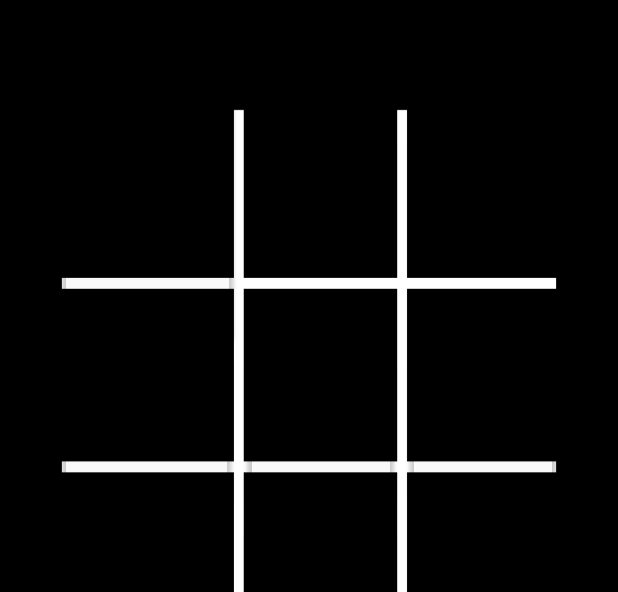
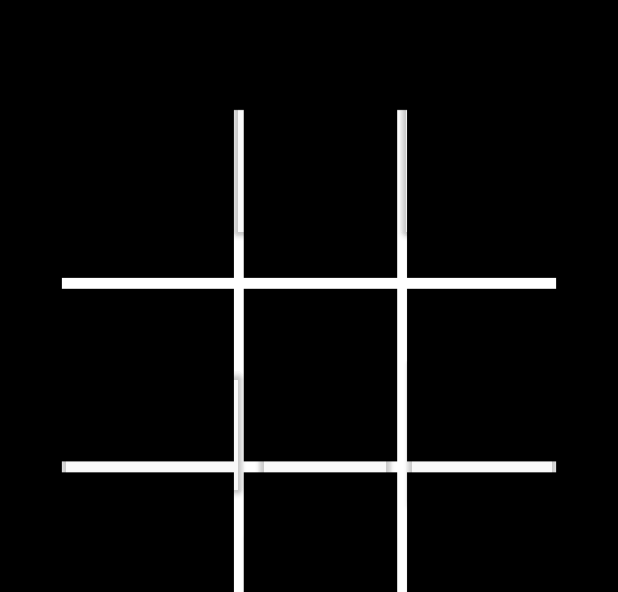
Before and after one commit to Dvendeb/AplicacionJuegoGato, an Android app: the layout activity_main2.xml on its own in the app's theme, with its tools: preview values and no code run, on a phone screen of 412 x 824 dp. Shown: the part 308-900 px from the top of the screen. Run offline under Robolectric (Android 15) with nearby library versions, the phone set to English and light mode, and no system bars.

Commit message:
Ya ahora si el bueno
Sin botones chuequitos xd

```diff
--- a/JuegoGato/app/src/main/java/com/example/juegogato/MainActivity2.java
+++ b/JuegoGato/app/src/main/java/com/example/juegogato/MainActivity2.java
@@ -319,7 +319,7 @@ public class MainActivity2 extends AppCompatActivity {
         || gato[2][0]=="x" && gato[2][1]=="x" && gato[2][2]=="x" || gato[0][0]=="x" && gato[1][0]=="x" && gato[2][0]=="x"
         || gato[0][1]=="x" && gato[1][1]=="x" && gato[2][1]=="x" || gato[0][2]=="x" && gato[1][2]=="x" && gato[2][2]=="x"
         || gato[0][0]=="x" && gato[1][1]=="x" && gato[2][2]=="x" || gato[0][2]=="x" && gato[1][1]=="x" && gato[2][0]=="x"){
-            winner.setText("el ganador es "+nameTwo);
+            winner.setText("El ganador es "+nameTwo);
             diseableButtons(view);
         }
 
--- a/JuegoGato/app/src/main/res/layout/activity_main2.xml
+++ b/JuegoGato/app/src/main/res/layout/activity_main2.xml
@@ -26,19 +26,18 @@
         android:layout_width="0dp"
         android:layout_height="0dp"
         android:layout_marginStart="41dp"
-        android:layout_marginTop="247dp"
         android:layout_marginEnd="41dp"
         android:layout_marginBottom="115dp"
         android:orientation="horizontal"
         app:layout_constraintBottom_toTopOf="@+id/linearLayout4"
         app:layout_constraintEnd_toEndOf="parent"
         app:layout_constraintStart_toStartOf="parent"
-        app:layout_constraintTop_toTopOf="parent">
+        app:layout_constraintTop_toBottomOf="@+id/txtWinner">
 
         <Button
             android:id="@+id/btnA1"
-            android:layout_width="105dp"
-            android:layout_height="match_parent"
+            android:layout_width="103dp"
+            android:layout_height="114dp"
             android:layout_weight="1"
             android:backgroundTint="@color/cardview_shadow_end_color"
             android:onClick="onclickAU"
@@ -51,8 +50,8 @@
 
         <Button
             android:id="@+id/btnA2"
-            android:layout_width="wrap_content"
-            android:layout_height="99dp"
+            android:layout_width="101dp"
+            android:layout_height="143dp"
             android:layout_weight="1"
             android:backgroundTint="@color/cardview_shadow_end_color"
             android:onClick="onclickAD"
@@ -65,8 +64,8 @@
 
         <Button
             android:id="@+id/btnA3"
-            android:layout_width="wrap_content"
-            android:layout_height="99dp"
+            android:layout_width="98dp"
+            android:layout_height="143dp"
             android:layout_weight="1"
             android:backgroundTint="@color/cardview_shadow_end_color"
             android:onClick="onclickAT"
@@ -90,8 +89,8 @@
 
         <Button
             android:id="@+id/btnB1"
-            android:layout_width="104dp"
-            android:layout_height="match_parent"
+            android:layout_width="110dp"
+            android:layout_height="92dp"
             android:layout_weight="1"
             android:backgroundTint="@color/cardview_shadow_end_color"
             android:onClick="onclickBU"
@@ -104,8 +103,8 @@
 
         <Button
             android:id="@+id/btnB2"
-            android:layout_width="wrap_content"
-            android:layout_height="103dp"
+            android:layout_width="77dp"
+            android:layout_height="98dp"
             android:layout_weight="1"
             android:backgroundTint="@color/cardview_shadow_end_color"
             android:onClick="onclickBD"
@@ -119,7 +118,7 @@
         <Button
             android:id="@+id/btnB3"
             android:layout_width="wrap_content"
-            android:layout_height="103dp"
+            android:layout_height="match_parent"
             android:layout_weight="1"
             android:backgroundTint="@color/cardview_shadow_end_color"
             android:onClick="onclickBT"
@@ -221,6 +220,7 @@
         android:id="@+id/txtWinner"
         android:layout_width="234dp"
         android:layout_height="42dp"
+        android:textAppearance="@style/TextAppearance.AppCompat.Body2"
         android:textColor="@color/white"
         app:layout_constraintBottom_toBottomOf="parent"
         app:layout_constraintEnd_toEndOf="parent"
```
